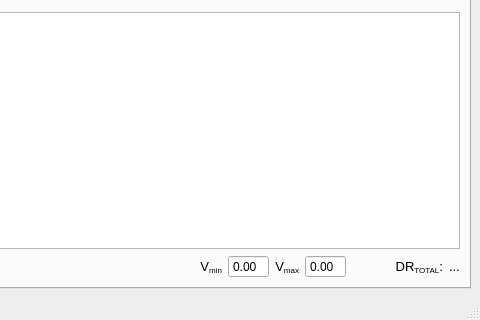
This is app/designer/main_view/main_view.ui in grupo-tc-volcan/TP4 as Qt 5 draws it before an edit; both pictures show x 731 to 1211 and y 458 to 778 of the 1211 by 778 pixel window. The edited form follows.
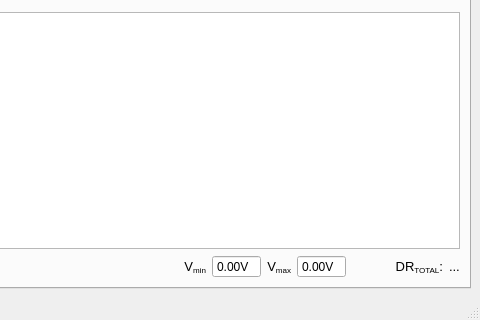
This is the edited form. The open tabs and pages were chosen to show the change. Icons and pictures are not drawn.

Commit message: Same as before

```diff
--- a/app/designer/main_view/main_view.ui
+++ b/app/designer/main_view/main_view.ui
@@ -646,7 +646,7 @@
            <enum>QAbstractSpinBox::NoButtons</enum>
           </property>
           <property name="suffix">
-           <string/>
+           <string>V</string>
           </property>
           <property name="decimals">
            <number>2</number>
@@ -684,7 +684,7 @@
            <enum>QAbstractSpinBox::NoButtons</enum>
           </property>
           <property name="suffix">
-           <string/>
+           <string>V</string>
           </property>
           <property name="decimals">
            <number>2</number>
```
The commit also changes 1 other file.
